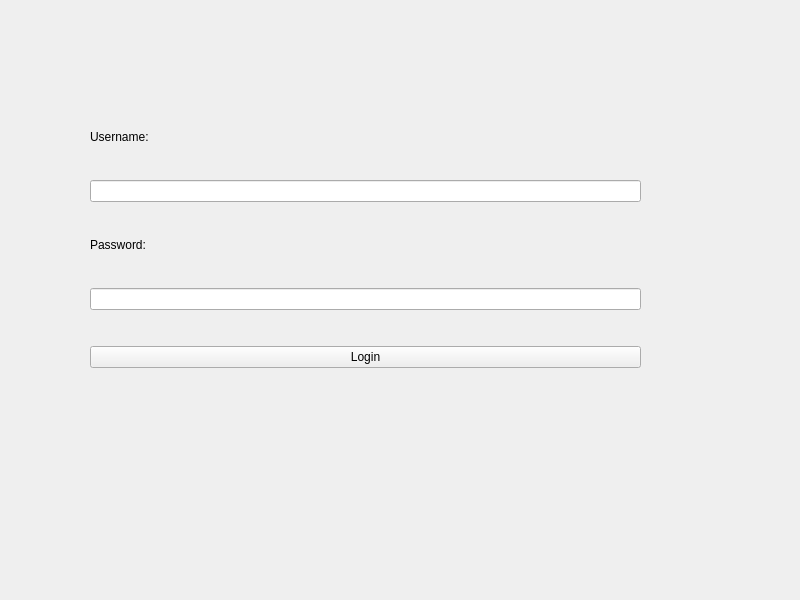
Old version of the form loginform.ui in the repository hsetlik/CodexReader.
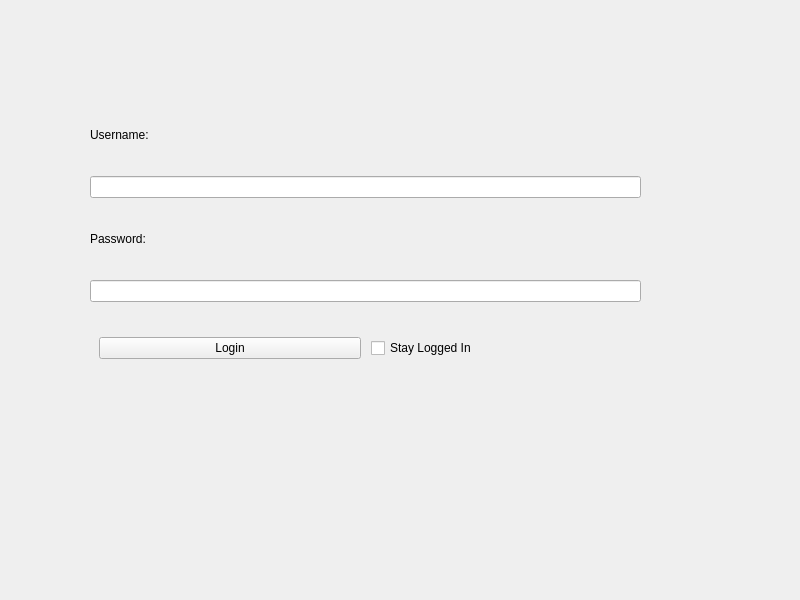
New version of the form.

Patch:
```diff
--- a/loginform.ui
+++ b/loginform.ui
@@ -53,19 +53,60 @@
      </widget>
     </item>
     <item>
-     <widget class="QLineEdit" name="pswd_edit"/>
+     <widget class="QLineEdit" name="pswd_edit">
+      <property name="sizePolicy">
+       <sizepolicy hsizetype="Expanding" vsizetype="Maximum">
+        <horstretch>0</horstretch>
+        <verstretch>0</verstretch>
+       </sizepolicy>
+      </property>
+     </widget>
     </item>
     <item>
-     <widget class="QPushButton" name="login_btn">
+     <widget class="QWidget" name="horizontalWidget" native="true">
       <property name="sizePolicy">
-       <sizepolicy hsizetype="Minimum" vsizetype="Maximum">
+       <sizepolicy hsizetype="Preferred" vsizetype="Maximum">
         <horstretch>0</horstretch>
         <verstretch>0</verstretch>
        </sizepolicy>
       </property>
-      <property name="text">
-       <string>Login</string>
-      </property>
+      <layout class="QHBoxLayout" name="horizontalLayout" stretch="0,0">
+       <property name="spacing">
+        <number>10</number>
+       </property>
+       <property name="sizeConstraint">
+        <enum>QLayout::SetNoConstraint</enum>
+       </property>
+       <property name="topMargin">
+        <number>1</number>
+       </property>
+       <item>
+        <widget class="QPushButton" name="login_btn">
+         <property name="sizePolicy">
+          <sizepolicy hsizetype="Minimum" vsizetype="Maximum">
+           <horstretch>0</horstretch>
+           <verstretch>0</verstretch>
+          </sizepolicy>
+         </property>
+         <property name="text">
+          <string>Login</string>
+         </property>
+        </widget>
+       </item>
+       <item>
+        <widget class="QCheckBox" name="remember_checkbox">
+         <property name="sizePolicy">
+          <sizepolicy hsizetype="Minimum" vsizetype="Maximum">
+           <horstretch>0</horstretch>
+           <verstretch>0</verstretch>
+          </sizepolicy>
+         </property>
+         <property name="text">
+          <string>Stay Logged In</string>
+         </property>
+        </widget>
+       </item>
+      </layout>
      </widget>
     </item>
    </layout>
```
